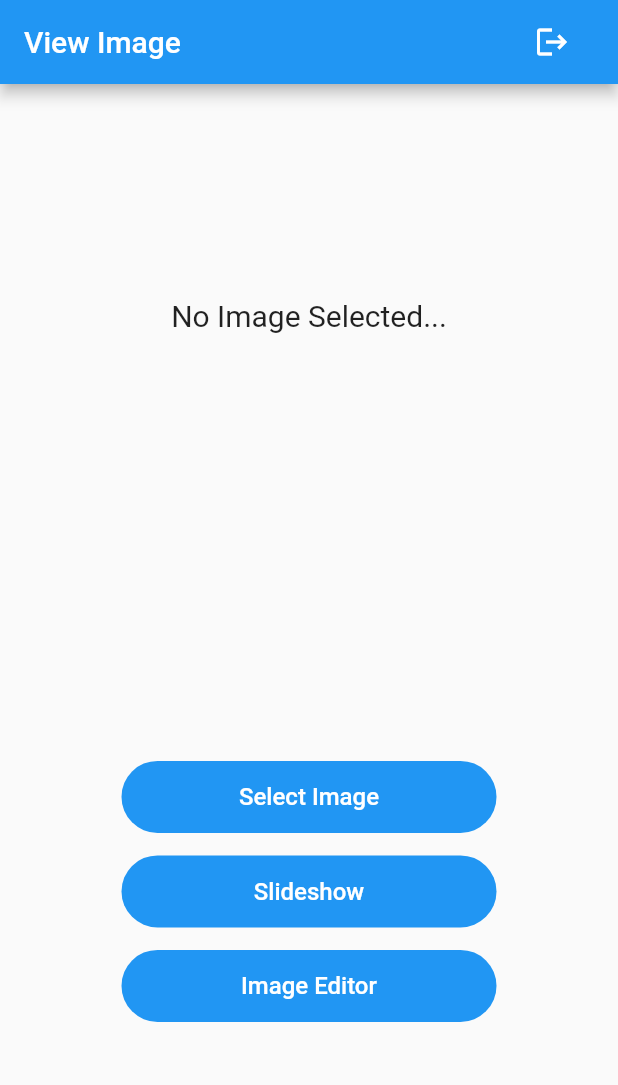
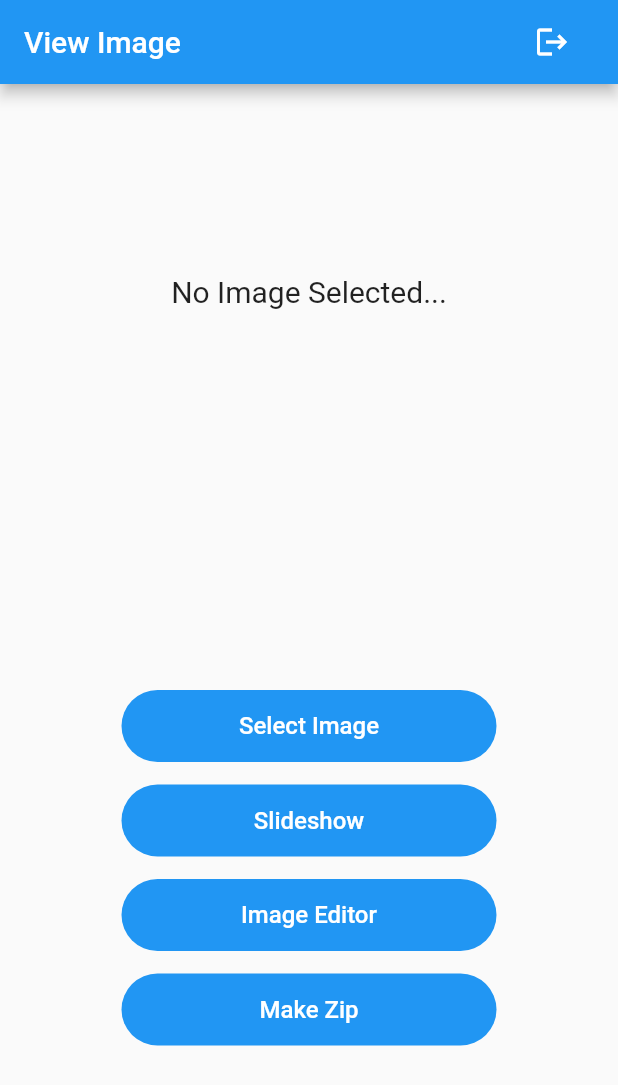
Before and after one commit to ibrahim-cse/capture2edit, a Flutter app: the MyCamera screen opened directly, on a phone screen of 412 x 824 dp. Shown: the top 1085 px of the screen. Run offline on Flutter 3.47's test engine with Material 2 defaults, Android fonts, the phone set to English and light mode, and no system bars; our stand-ins replace carousel_slider, fluttertoast, font_awesome_flutter, image_picker, open_file, sqflite; missing offline and left inert: image_painter; accounts and stored records are empty.

Commit message:
Added text zip.

```diff
--- a/lib/screens/camera_form.dart
+++ b/lib/screens/camera_form.dart
@@ -1,10 +1,10 @@
 import 'dart:io';
 import 'package:capture2edit/common/logout_promt.dart';
 import 'package:capture2edit/screens/slideshow.dart';
+import 'package:capture2edit/screens/zip_maker.dart';
 import 'package:font_awesome_flutter/font_awesome_flutter.dart';
 import 'package:image_picker/image_picker.dart';
 import 'package:flutter/material.dart';
-
 
 import 'editor.dart';
 
@@ -94,7 +94,7 @@ class _MyCameraState extends State<MyCamera> {
               Icons.logout,
               color: Colors.white,
             ),
-          )
+          ),
         ],
       ),
       body: Center(
@@ -171,6 +171,31 @@ class _MyCameraState extends State<MyCamera> {
                     borderRadius: BorderRadius.circular(30.0),
                   ),
                 ),
+                SizedBox(
+                  height: 15.0,
+                ),
+                Container(
+                  margin: const EdgeInsets.symmetric(horizontal: 30.0),
+                  width: 250.0,
+                  child: FlatButton(
+                    child: const Text(
+                      'Make Zip',
+                      style: TextStyle(color: Colors.white, fontSize: 16.0),
+                    ),
+                    onPressed: () {
+                      Navigator.push(
+                        context,
+                        MaterialPageRoute(
+                          builder: (context) => ZipMaker(),
+                        ),
+                      );
+                    },
+                  ),
+                  decoration: BoxDecoration(
+                    color: Colors.blue,
+                    borderRadius: BorderRadius.circular(30.0),
+                  ),
+                ),
               ],
             ),
           ],
--- a/pubspec.yaml
+++ b/pubspec.yaml
@@ -43,6 +43,9 @@ dependencies:
   flutter_spinkit: ^5.1.0
   carousel_slider: ^4.0.0
   font_awesome_flutter: ^9.2.0
+  archive: ^3.1.6
+  file_picker: ^4.2.7
+
 
 
 
```
Also changed, not shown: lib/screens/zip_maker.dart (added, +110 -0 lines), pubspec.lock, 3 other files.
